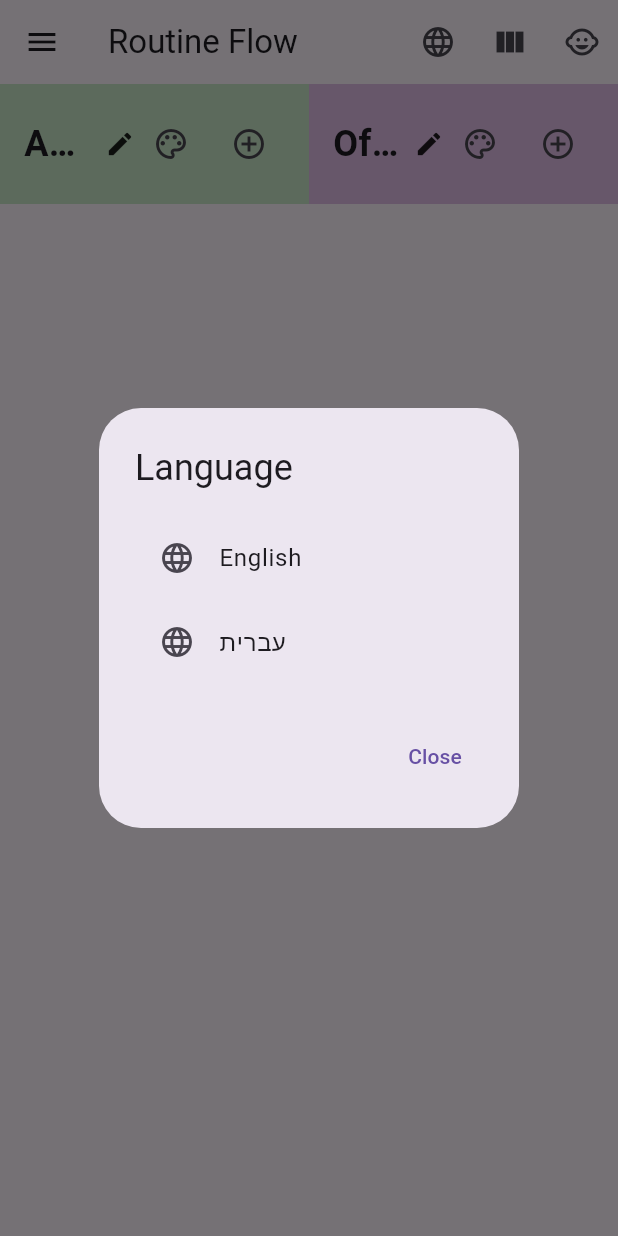
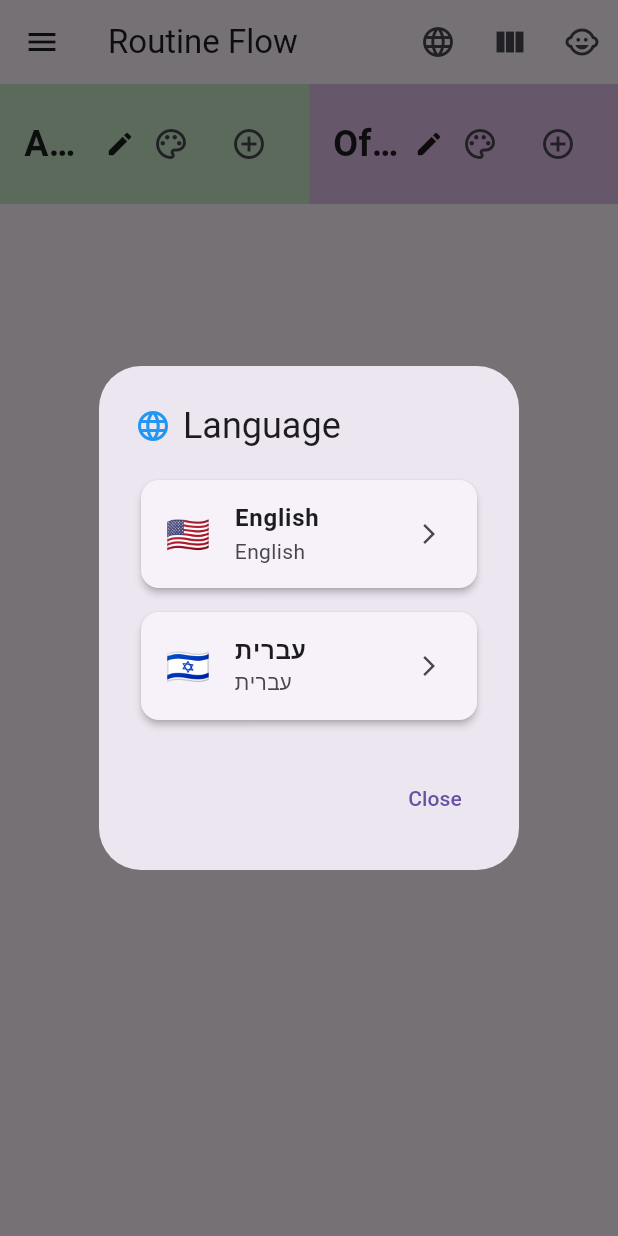
Before and after one commit to noamby/routine_flow_flutter, a Flutter app: the screen it shows after launch, after a tap on the "language" icon, on a phone screen of 412 x 824 dp. Run offline on Flutter 3.47's test engine with Material 3 defaults, Android fonts, the phone set to English and light mode, and no system bars; our stand-ins replace emoji_picker_flutter, flutter_colorpicker; generated files the repository leaves out were written again.

Commit message:
feat: Add flag icons to language dialog and preserve routines during language changes
- Enhanced language dialog with country flag icons (🇺🇸 🇮🇱)
- Improved language dialog UI with cards and better typography
- Added visual feedback when language is changed
- Implemented routine preservation system to prevent data loss
- Default routines (Morning/Evening) update with new language text
- Custom user-created routines are preserved during language changes
- Column names update localized suffix while preserving user data
- Added language-aware initialization vs. localization update logic
- Enhanced RoutineService with smart routine management methods
- Added debug logging for routine preservation tracking
- Improved user experience with success feedback and smooth transitions

Fixes issue where changing language would delete all saved routines and user data.

```diff
--- a/lib/l10n/app_en.arb
+++ b/lib/l10n/app_en.arb
@@ -52,5 +52,7 @@
   "addTaskTooltip": "Add a new task",
   "editColorTooltip": "Edit column color",
   "editNameTooltip": "Edit column name",
-  "tasksSuffix": "'s Tasks"
+  "tasksSuffix": "'s Tasks",
+  "languageChanged": "Language changed successfully",
+  "updatingInterface": "Updating interface..."
 }
--- a/lib/l10n/app_he.arb
+++ b/lib/l10n/app_he.arb
@@ -52,5 +52,7 @@
   "addTaskTooltip": "הוסף משימה חדשה",
   "editColorTooltip": "ערוך צבע עמודה",
   "editNameTooltip": "ערוך שם עמודה",
-  "tasksSuffix": " - משימות"
+  "tasksSuffix": " - משימות",
+  "languageChanged": "השפה שונתה בהצלחה",
+  "updatingInterface": "מעדכן ממשק..."
 }
--- a/lib/screens/home_screen.dart
+++ b/lib/screens/home_screen.dart
@@ -35,25 +35,43 @@ class _HomeScreenState extends State<HomeScreen> with TickerProviderStateMixin {
   bool _isChildMode = false;
   bool _isLoadingRoutine = false;
 
+  bool _isInitialized = false;
+
   @override
   void didChangeDependencies() {
     super.didChangeDependencies();
-    _initializeData();
+    if (!_isInitialized) {
+      _initializeData();
+      _isInitialized = true;
+    } else {
+      _updateLocalization();
+    }
   }
 
   void _initializeData() {
     final l10n = AppLocalizations.of(context)!;
     columns = RoutineService.initializeColumns(_columnNames, l10n);
-    routines = RoutineService.initializeRoutines(l10n);
+    routines = RoutineService.initializeRoutines(l10n, null);
     routineIcons = RoutineService.getDefaultIcons();
     routineAnimations = RoutineService.getDefaultAnimations();
+  }
+
+  void _updateLocalization() {
+    final l10n = AppLocalizations.of(context)!;
+    setState(() {
+      // Update column names with new localization but preserve existing data
+      RoutineService.updateColumnNamesWithLocalization(columns, _columnNames, l10n);
+      // Update routines with new localization but preserve custom routines
+      routines = RoutineService.initializeRoutines(l10n, routines);
+    });
   }
 
   // Method to easily update the column names - call this to change the default columns
   void updateColumnNames(List<String> newNames) {
     setState(() {
       _columnNames = newNames;
-      _initializeData();
+      final l10n = AppLocalizations.of(context)!;
+      columns = RoutineService.initializeColumns(_columnNames, l10n);
     });
   }
 
--- a/lib/services/routine_service.dart
+++ b/lib/services/routine_service.dart
@@ -33,7 +33,7 @@ class RoutineService {
     }).toList();
   }
 
-  static Map<String, List<Task>> initializeRoutines(AppLocalizations l10n) {
+  static Map<String, List<Task>> getDefaultRoutines(AppLocalizations l10n) {
     return {
       'Morning Routine': [
         Task(text: l10n.wakeUp),
@@ -49,6 +49,42 @@ class RoutineService {
         Task(text: l10n.goToSleep),
       ],
     };
+  }
+
+  static Map<String, List<Task>> initializeRoutines(
+    AppLocalizations l10n,
+    Map<String, List<Task>>? existingCustomRoutines
+  ) {
+    final defaultRoutines = getDefaultRoutines(l10n);
+
+    if (existingCustomRoutines != null) {
+      // Preserve custom routines and update default ones with new language
+      final result = <String, List<Task>>{};
+
+      // Add updated default routines
+      result.addAll(defaultRoutines);
+
+      // Add back custom routines (non-default ones)
+      final customRoutineCount = existingCustomRoutines.length - defaultRoutines.length;
+      existingCustomRoutines.forEach((name, tasks) {
+        if (!defaultRoutines.containsKey(name)) {
+          result[name] = tasks; // Keep custom routines as-is
+        }
+      });
+
+      // Debug: Print routine preservation info
+      if (customRoutineCount > 0) {
+        print('RoutineService: Preserved $customRoutineCount custom routines during language change');
+      }
+
+      return result;
+    }
+
+    return defaultRoutines;
+  }
+
+  static bool isDefaultRoutine(String routineName) {
+    return routineName == 'Morning Routine' || routineName == 'Evening Routine';
   }
 
   static Map<String, RoutineAnimationSettings> getDefaultAnimations() {
@@ -97,4 +133,16 @@ class RoutineService {
         return routineName;
     }
   }
+
+  static void updateColumnNamesWithLocalization(
+    List<ColumnData> columns,
+    List<String> columnNames,
+    AppLocalizations l10n
+  ) {
+    for (int i = 0; i < columns.length && i < columnNames.length; i++) {
+      // Only update the suffix, preserve the base name
+      final baseName = columnNames[i];
+      columns[i].name = baseName + l10n.tasksSuffix;
+    }
+  }
 }
--- a/lib/widgets/language_dialog.dart
+++ b/lib/widgets/language_dialog.dart
@@ -14,25 +14,30 @@ class LanguageDialog extends StatelessWidget {
     final l10n = AppLocalizations.of(context)!;
 
     return AlertDialog(
-      title: Text(l10n.language),
+      title: Row(
+        children: [
+          const Icon(Icons.language, color: Colors.blue),
+          const SizedBox(width: 8),
+          Text(l10n.language),
+        ],
+      ),
       content: Column(
         mainAxisSize: MainAxisSize.min,
         children: [
-          ListTile(
-            title: Text(l10n.english),
-            leading: const Icon(Icons.language),
-            onTap: () {
-              onLocaleChange(const Locale('en'));
-              Navigator.pop(context);
-            },
+          _buildLanguageOption(
+            context: context,
+            flag: '🇺🇸',
+            title: l10n.english,
+            subtitle: 'English',
+            locale: const Locale('en'),
           ),
-          ListTile(
-            title: Text(l10n.hebrew),
-            leading: const Icon(Icons.language),
-            onTap: () {
-              onLocaleChange(const Locale('he'));
-              Navigator.pop(context);
-            },
+          const SizedBox(height: 8),
+          _buildLanguageOption(
+            context: context,
+            flag: '🇮🇱',
+            title: l10n.hebrew,
+            subtitle: 'עברית',
+            locale: const Locale('he'),
           ),
         ],
       ),
@@ -44,4 +49,45 @@ class LanguageDialog extends StatelessWidget {
       ],
     );
   }
+
+  Widget _buildLanguageOption({
+    required BuildContext context,
+    required String flag,
+    required String title,
+    required String subtitle,
+    required Locale locale,
+  }) {
+    return Card(
+      elevation: 2,
+      child: ListTile(
+        leading: Text(
+          flag,
+          style: const TextStyle(fontSize: 24),
+        ),
+        title: Text(
+          title,
+          style: const TextStyle(fontWeight: FontWeight.bold),
+        ),
+        subtitle: Text(subtitle),
+        trailing: const Icon(Icons.arrow_forward_ios, size: 16),
+        onTap: () {
+          onLocaleChange(locale);
+          Navigator.pop(context);
+
+          // Show feedback to user
+          ScaffoldMessenger.of(context).showSnackBar(
+            SnackBar(
+              content: Text(
+                locale.languageCode == 'en'
+                  ? 'Language changed successfully'
+                  : 'השפה שונתה בהצלחה',
+              ),
+              duration: const Duration(seconds: 2),
+              backgroundColor: Colors.green,
+            ),
+          );
+        },
+      ),
+    );
+  }
 }
```
